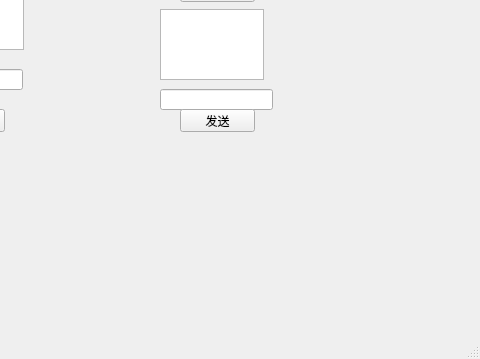
First picture: the form in mainwindow.ui, repository xuchang1025/Qt-LanTransfer, before the edit; both pictures show x 320 to 800 and y 241 to 600 of the 800 by 600 pixel window.
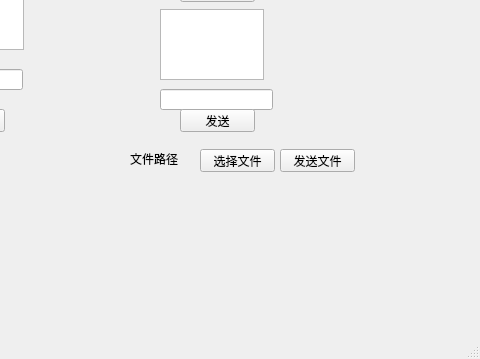
Second picture: the form after the edit.

```diff
--- a/mainwindow.ui
+++ b/mainwindow.ui
@@ -171,6 +171,45 @@
      </rect>
     </property>
    </widget>
+   <widget class="QPushButton" name="selectFileButton">
+    <property name="geometry">
+     <rect>
+      <x>520</x>
+      <y>390</y>
+      <width>75</width>
+      <height>23</height>
+     </rect>
+    </property>
+    <property name="text">
+     <string>选择文件</string>
+    </property>
+   </widget>
+   <widget class="QLabel" name="filePathLabel">
+    <property name="geometry">
+     <rect>
+      <x>450</x>
+      <y>390</y>
+      <width>53</width>
+      <height>20</height>
+     </rect>
+    </property>
+    <property name="text">
+     <string>文件路径</string>
+    </property>
+   </widget>
+   <widget class="QPushButton" name="sendFileButton">
+    <property name="geometry">
+     <rect>
+      <x>600</x>
+      <y>390</y>
+      <width>75</width>
+      <height>23</height>
+     </rect>
+    </property>
+    <property name="text">
+     <string>发送文件</string>
+    </property>
+   </widget>
   </widget>
   <widget class="QMenuBar" name="menubar">
    <property name="geometry">
```
